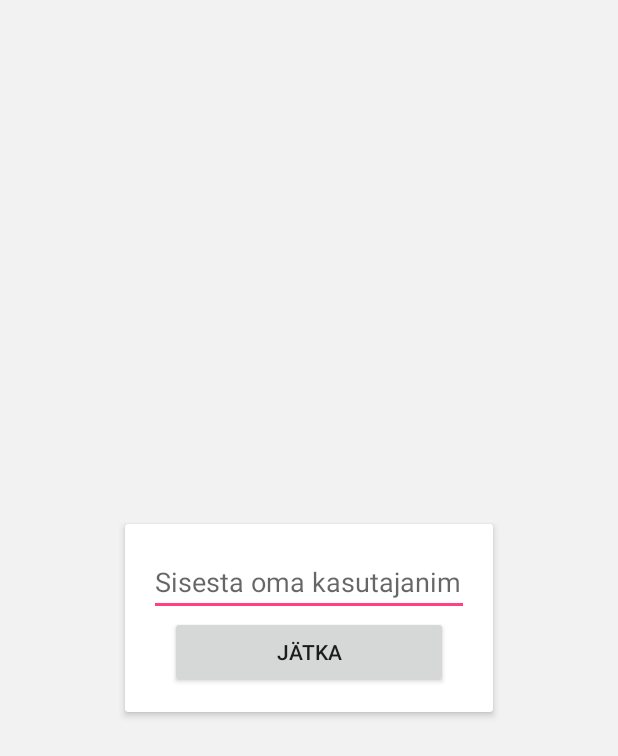
After one commit to kristjanhk/androidDemo, an Android app: the layout activity_login.xml on its own in the app's theme, with its tools: preview values and no code run, on a phone screen of 412 x 824 dp. The commit adds this screen. Shown: the top 756 px of the screen. Run offline under Robolectric (Android 15) with nearby library versions, the phone set to English and light mode, and no system bars.

Commit message:
login, saving username to db and prefs

```diff
--- a/app/src/main/AndroidManifest.xml
+++ b/app/src/main/AndroidManifest.xml
@@ -9,14 +9,16 @@
             android:supportsRtl="true"
             android:theme="@style/AppTheme">
         <activity android:name=".MainActivity">
+        </activity>
+        <activity android:name=".MaintenanceActivity">
+        </activity>
+        <activity android:name=".LoginActivity">
             <intent-filter>
                 <action android:name="android.intent.action.MAIN"/>
 
                 <category android:name="android.intent.category.LAUNCHER"/>
             </intent-filter>
         </activity>
-        <activity android:name=".MaintenanceActivity">
-        </activity>
     </application>
 
 </manifest>
--- a/app/src/main/java/ee/voruvesi/voruvesi/MaintenanceActivity.java
+++ b/app/src/main/java/ee/voruvesi/voruvesi/MaintenanceActivity.java
@@ -1,6 +1,8 @@
 package ee.voruvesi.voruvesi;
 
+import android.content.SharedPreferences;
 import android.os.Bundle;
+import android.preference.PreferenceManager;
 import android.support.v7.app.ActionBar;
 import android.support.v7.app.AppCompatActivity;
 import android.support.v7.widget.LinearLayoutManager;
@@ -26,7 +28,8 @@ public class MaintenanceActivity extends AppCompatActivity {
         if (bar != null) {
             bar.setTitle(R.string.choose_maintenance_work);
         }
-        final String user = "Aimar";
+        SharedPreferences prefs = PreferenceManager.getDefaultSharedPreferences(this);
+        final String user = prefs.getString(LoginActivity.USERNAME, "Teadmata");
         final String workObject = getIntent().getStringExtra("workObject");
         DatabaseReference database = FirebaseDatabase.getInstance().getReference();
         RecyclerView view = (RecyclerView) findViewById(R.id.recyclerView);
--- a/app/src/main/java/ee/voruvesi/voruvesi/entity/Work.java
+++ b/app/src/main/java/ee/voruvesi/voruvesi/entity/Work.java
@@ -73,7 +73,7 @@ public class Work {
             Date given = SDF.parse(givenDate);
             return work.before(given);
         } catch (ParseException e) {
-            if (!givenDate.equals("Teadmata")) {
+            if (!date.equals("Teadmata") && !givenDate.equals("Teadmata")) {
                 e.printStackTrace();
             }
         }
--- /dev/null
+++ b/app/src/main/res/layout/activity_login.xml
@@ -0,0 +1,47 @@
+<?xml version="1.0" encoding="utf-8"?>
+<RelativeLayout
+        xmlns:android="http://schemas.android.com/apk/res/android"
+        xmlns:app="http://schemas.android.com/apk/res-auto" xmlns:tools="http://schemas.android.com/tools"
+        android:id="@+id/activity_login"
+        android:layout_width="match_parent"
+        android:layout_height="match_parent"
+        android:paddingLeft="@dimen/activity_horizontal_margin"
+        android:paddingRight="@dimen/activity_horizontal_margin"
+        android:paddingTop="@dimen/activity_vertical_margin"
+        android:paddingBottom="@dimen/activity_vertical_margin"
+        tools:context="ee.voruvesi.voruvesi.LoginActivity"
+        android:background="#f2f2f2">
+
+    <android.support.v7.widget.CardView
+            android:layout_width="wrap_content"
+            android:layout_height="wrap_content"
+            app:cardElevation="3dp"
+            app:contentPadding="16dp"
+            android:id="@+id/login_card_view"
+            android:layout_centerVertical="true"
+            android:layout_centerHorizontal="true">
+
+        <RelativeLayout
+                android:layout_width="wrap_content"
+                android:layout_height="wrap_content">
+
+            <EditText
+                    android:layout_width="wrap_content"
+                    android:layout_height="wrap_content"
+                    android:inputType="textPersonName"
+                    android:ems="10"
+                    android:id="@+id/insert_username"
+                    android:hint="@string/insert_username"
+                    android:layout_alignParentTop="true"
+                    android:layout_alignParentStart="true"/>
+            <Button
+                    android:text="@string/login_continue"
+                    android:layout_width="185dp"
+                    android:layout_height="wrap_content"
+                    android:id="@+id/login_continue"
+                    android:layout_below="@+id/insert_username"
+                    android:layout_centerHorizontal="true"/>
+        </RelativeLayout>
+
+    </android.support.v7.widget.CardView>
+</RelativeLayout>
--- a/app/src/main/res/values/strings.xml
+++ b/app/src/main/res/values/strings.xml
@@ -5,4 +5,6 @@
     <string name="last_maintenance_work_time">Viimati: %1$s</string>
     <string name="last_maintenance_work_user">Viimane teostaja: %1$s</string>
     <string name="day_work_complete">Päevatöö tehtud</string>
+    <string name="insert_username">Sisesta oma kasutajanimi</string>
+    <string name="login_continue">Jätka</string>
 </resources>
```
Also changed, not shown: app/src/main/java/ee/voruvesi/voruvesi/LoginActivity.java (added, +52 -0 lines).
